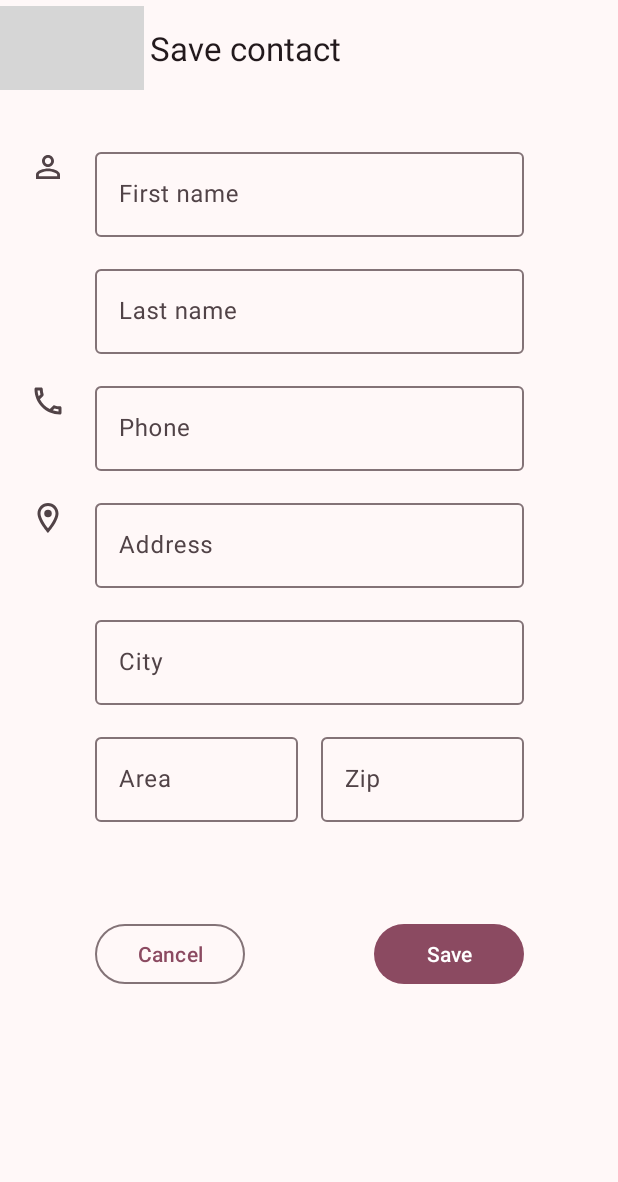
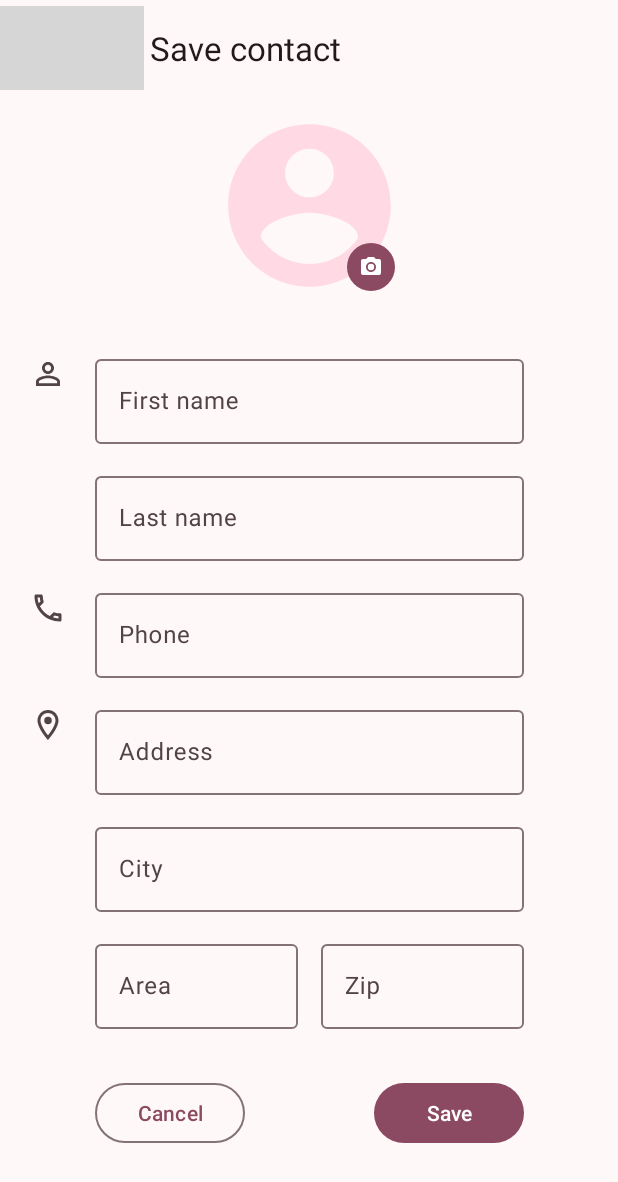
Before and after one commit to raafamdr/contact-list, an Android app: the AddContactFragment screen opened through its navigation route, on a phone screen of 412 x 824 dp. Shown: the top 1182 px of the screen. Run offline under Robolectric (Android 15) with nearby library versions, the phone set to English and light mode, and no system bars; grey boxes are pictures that could not be loaded.

Commit message:
Add image insertion using Photo picker and save image path in database.

```diff
--- a/app/build.gradle.kts
+++ b/app/build.gradle.kts
@@ -45,11 +45,17 @@ dependencies {
     val lifecycleVersion = "2.7.0"
     val roomVersion = "2.6.1"
     val navVersion = "2.7.6"
+    val activityVersion = "1.8.2"
+    val coilVersion = "2.5.0"
 
     implementation("androidx.core:core-ktx:1.12.0")
     implementation("androidx.appcompat:appcompat:1.6.1")
     implementation("com.google.android.material:material:$materialVersion")
     implementation("androidx.constraintlayout:constraintlayout:2.1.4")
+    implementation("androidx.activity:activity-ktx:$activityVersion")
+
+    // Coil
+    implementation("io.coil-kt:coil:$coilVersion")
 
     // ViewModel
     implementation("androidx.lifecycle:lifecycle-viewmodel-ktx:$lifecycleVersion")
--- a/app/src/main/java/com/rafael/contact_list/ContactDetailFragment.kt
+++ b/app/src/main/java/com/rafael/contact_list/ContactDetailFragment.kt
@@ -1,13 +1,16 @@
 package com.rafael.contact_list
 
 import android.os.Bundle
+import android.util.Log
 import androidx.fragment.app.Fragment
 import android.view.LayoutInflater
 import android.view.View
 import android.view.ViewGroup
+import androidx.core.net.toUri
 import androidx.fragment.app.activityViewModels
 import androidx.navigation.fragment.findNavController
 import androidx.navigation.fragment.navArgs
+import coil.load
 import com.google.android.material.dialog.MaterialAlertDialogBuilder
 import com.rafael.contact_list.data.Contact
 import com.rafael.contact_list.databinding.FragmentContactDetailBinding
@@ -77,6 +80,7 @@ class ContactDetailFragment : Fragment() {
             textAddress.text = contact.address
             textLocation.text =
                 resources.getString(R.string.location, contact.city, contact.area, contact.zip)
+            imgUserPhoto.load(contact.imagePath)
         }
     }
 
--- a/app/src/main/java/com/rafael/contact_list/data/Contact.kt
+++ b/app/src/main/java/com/rafael/contact_list/data/Contact.kt
@@ -16,5 +16,6 @@ data class Contact(
     val address: String,
     val city: String,
     val area: String,
-    val zip: String
+    val zip: String,
+    val imagePath: String
 )
--- /dev/null
+++ b/app/src/main/res/drawable/ic_account.xml
@@ -0,0 +1,5 @@
+<vector android:height="24dp" android:tint="?attr/colorPrimaryContainer"
+    android:viewportHeight="24" android:viewportWidth="24"
+    android:width="24dp" xmlns:android="http://schemas.android.com/apk/res/android">
+    <path android:fillColor="@android:color/white" android:pathData="M12,2C6.48,2 2,6.48 2,12s4.48,10 10,10 10,-4.48 10,-10S17.52,2 12,2zM12,5c1.66,0 3,1.34 3,3s-1.34,3 -3,3 -3,-1.34 -3,-3 1.34,-3 3,-3zM12,19.2c-2.5,0 -4.71,-1.28 -6,-3.22 0.03,-1.99 4,-3.08 6,-3.08 1.99,0 5.97,1.09 6,3.08 -1.29,1.94 -3.5,3.22 -6,3.22z"/>
+</vector>
--- /dev/null
+++ b/app/src/main/res/drawable/ic_camera.xml
@@ -0,0 +1,6 @@
+<vector android:height="24dp" android:tint="#FFFFFF"
+    android:viewportHeight="24" android:viewportWidth="24"
+    android:width="24dp" xmlns:android="http://schemas.android.com/apk/res/android">
+    <path android:fillColor="@android:color/white" android:pathData="M12,12m-3.2,0a3.2,3.2 0,1 1,6.4 0a3.2,3.2 0,1 1,-6.4 0"/>
+    <path android:fillColor="@android:color/white" android:pathData="M9,2L7.17,4L4,4c-1.1,0 -2,0.9 -2,2v12c0,1.1 0.9,2 2,2h16c1.1,0 2,-0.9 2,-2L22,6c0,-1.1 -0.9,-2 -2,-2h-3.17L15,2L9,2zM12,17c-2.76,0 -5,-2.24 -5,-5s2.24,-5 5,-5 5,2.24 5,5 -2.24,5 -5,5z"/>
+</vector>
--- a/app/src/main/res/layout/fragment_add_contact.xml
+++ b/app/src/main/res/layout/fragment_add_contact.xml
@@ -19,11 +19,45 @@
             android:layout_width="match_parent"
             android:layout_height="wrap_content"
             android:minHeight="?attr/actionBarSize"
+            app:navigationContentDescription="@string/navigate_up"
             app:navigationIcon="@drawable/ic_close"
             app:title="@string/save_contact"
-            app:navigationContentDescription="@string/navigate_up"
             app:titleTextColor="?attr/colorOnSurface" />
     </com.google.android.material.appbar.AppBarLayout>
+
+    <com.google.android.material.imageview.ShapeableImageView
+        android:id="@+id/img_account"
+        android:layout_width="130dp"
+        android:layout_height="130dp"
+        android:layout_marginTop="8dp"
+        android:adjustViewBounds="false"
+        android:scaleType="centerCrop"
+        android:src="@drawable/ic_account"
+        app:layout_constraintEnd_toEndOf="parent"
+        app:layout_constraintStart_toStartOf="parent"
+        app:layout_constraintTop_toBottomOf="@id/appBar"
+        app:shapeAppearance="@style/circleImageView" />
+
+    <com.google.android.material.imageview.ShapeableImageView
+        android:id="@+id/shape_camera"
+        android:layout_width="32dp"
+        android:layout_height="32dp"
+        android:layout_marginEnd="8dp"
+        android:layout_marginBottom="8dp"
+        android:src="@color/md_theme_primary"
+        app:layout_constraintBottom_toBottomOf="@id/img_account"
+        app:layout_constraintEnd_toEndOf="@id/img_account"
+        app:shapeAppearance="@style/circleImageView" />
+
+    <ImageView
+        android:id="@+id/img_camera"
+        android:layout_width="16dp"
+        android:layout_height="16dp"
+        android:src="@drawable/ic_camera"
+        app:layout_constraintBottom_toBottomOf="@id/shape_camera"
+        app:layout_constraintEnd_toEndOf="@id/shape_camera"
+        app:layout_constraintStart_toStartOf="@id/shape_camera"
+        app:layout_constraintTop_toTopOf="@id/shape_camera" />
 
     <ImageView
         android:layout_width="wrap_content"
@@ -44,7 +78,7 @@
         android:hint="@string/first_name"
         app:layout_constraintEnd_toEndOf="parent"
         app:layout_constraintStart_toStartOf="parent"
-        app:layout_constraintTop_toBottomOf="@id/appBar">
+        app:layout_constraintTop_toBottomOf="@id/img_account">
 
         <com.google.android.material.textfield.TextInputEditText
             android:id="@+id/text_first_name"
@@ -180,7 +214,7 @@
         style="?attr/materialButtonOutlinedStyle"
         android:layout_width="100dp"
         android:layout_height="wrap_content"
-        android:layout_marginTop="64dp"
+        android:layout_marginTop="32dp"
         android:text="@string/cancel"
         app:layout_constraintStart_toStartOf="@id/label_area"
         app:layout_constraintTop_toBottomOf="@id/label_area" />
@@ -189,7 +223,7 @@
         android:id="@+id/btn_save"
         android:layout_width="100dp"
         android:layout_height="wrap_content"
-        android:layout_marginTop="64dp"
+        android:layout_marginTop="32dp"
         android:text="@string/save"
         app:layout_constraintEnd_toEndOf="@id/label_zip"
         app:layout_constraintTop_toBottomOf="@id/label_zip" />
```
Also changed, not shown: app/src/main/AndroidManifest.xml (+12 -0 lines), app/src/main/java/com/rafael/contact_list/AddContactFragment.kt (+30 -2 lines), app/src/main/java/com/rafael/contact_list/ContactsViewModel.kt (+23 -6 lines), app/src/main/res/layout/fragment_contact_detail.xml (+15 -2 lines).
